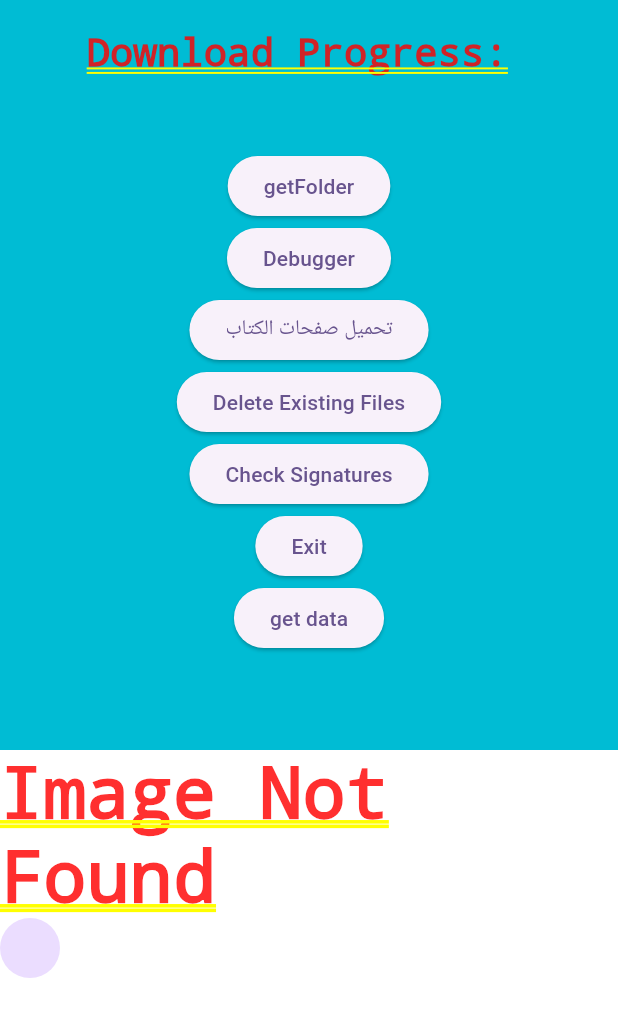
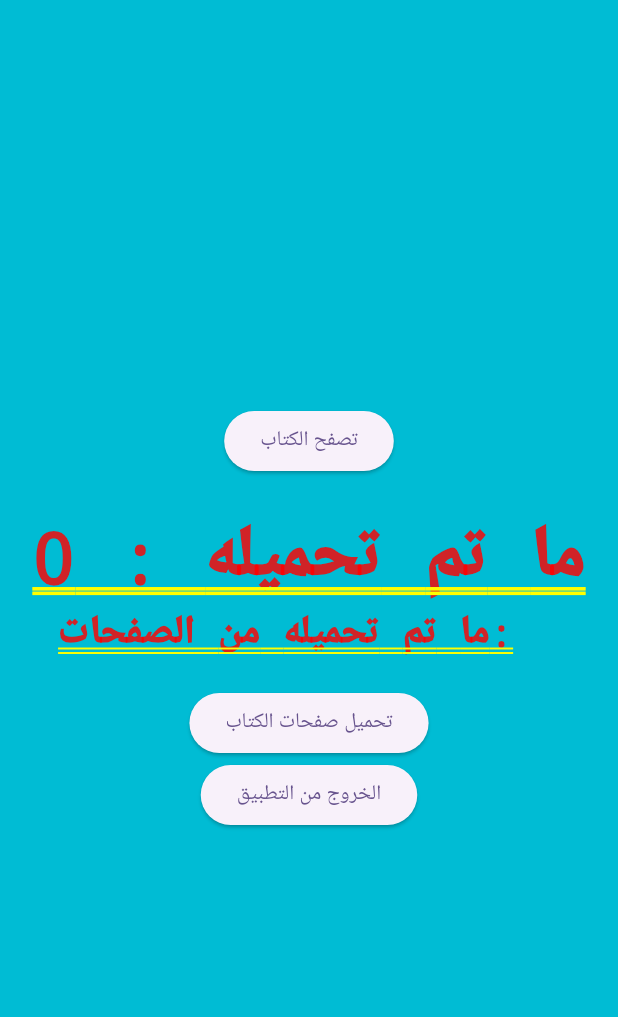
Before and after one commit to mhussin2008/dorra_google_drive, a Flutter app: the screen it shows after launch, on a phone screen of 412 x 824 dp. Shown: the top 1017 px of the screen. Run offline on Flutter 3.47's test engine with Material 3 defaults, Android fonts, the phone set to English and light mode, and no system bars; our stand-ins replace dio, google_sign_in, shared_preferences; missing offline and left inert: googleapis.

Commit message:
21-4-2025 from home working ok

```diff
--- a/lib/filesData.dart
+++ b/lib/filesData.dart
@@ -16,7 +16,7 @@ class Data {
   //   "https://drive.google.com/file/d/1Fa0EIjwIUBW1vhV6GIlCaKlYY0rvjZcA/view?usp=drive_link",
   //   "https://drive.google.com/file/d/1EetE4LHeVap4BYV17Nv4-i3Q3nuLk2rT/view?usp=drive_link"
   // ];
-
+  static int bookDownloadedPages=0;
   static List<Uint8List> fileData = List.filled(
     links.links_List.length,
     Uint8List(0),
@@ -87,9 +87,9 @@ class Data {
       fileExists[i] = file.existsSync();
     }
 
-    int storedFilesCount = fileExists.where((test) => test).length;
+    bookDownloadedPages = fileExists.where((test) => test).length;
 
-    print('$storedFilesCount out of ${links.links_List.length} files stored');
+    print('$bookDownloadedPages out of ${links.links_List.length} files stored');
 
     List<bool> checklist = List<bool>.filled(links.links_List.length, true);
     if (listEquals(
@@ -98,8 +98,9 @@ class Data {
         ) ==
         true) {
       downloadDone = true;
-      print('downloadDone=$downloadDone');
+
     }
+    print('downloadDone=$downloadDone');
   }
 
   static Future<void> deleteExistingFiles() async {
--- a/lib/mainScreenWidget.dart
+++ b/lib/mainScreenWidget.dart
@@ -37,31 +37,37 @@ class _mainScreenState extends State<mainScreen> {
     print('main Screen Rebuild counter ${Data.mainCounter++}');
     return SafeArea(
       child: SingleChildScrollView(
+        child:
+          Container(
+            height: MediaQuery.of(context).size.height,
+           color: Colors.cyan,
             child: Column(
-          mainAxisAlignment: MainAxisAlignment.start,
-          crossAxisAlignment: CrossAxisAlignment.start,
+              mainAxisAlignment: MainAxisAlignment.center,
+              crossAxisAlignment: CrossAxisAlignment.center,
               mainAxisSize: MainAxisSize.max,
+
         children: [
-            Container(
-              color: Colors.cyan,
-              width: double.infinity,
-              height: 500,
-              child: Column(
-                children: [
+          ElevatedButton(onPressed: (){},
+              child:
+              Text('تصفح الكتاب')
+          )
+          ,
+
           const SizedBox(height: 20),
+              Text('ما تم تحميله : ${Data.bookDownloadedPages}'),
               const ProgressWidget(),
               const SizedBox(height: 20),
-                  ElevatedButton(
-                      onPressed: () async {
-                        //await downloadFolder();
-                       // setState(() {});
-                      }, child: Text('getFolder'),),
-                  ElevatedButton(
-                      onPressed: () {
-                        print(Data.fileExists);
-                        print(Data.picturePath);
-                      },
-                      child: const Text('Debugger')),
+              // ElevatedButton(
+              //     onPressed: () async {
+              //       //await downloadFolder();
+              //      // setState(() {});
+              //     }, child: Text('getFolder'),),
+              // ElevatedButton(
+              //     onPressed: () {
+              //       print(Data.fileExists);
+              //       print(Data.picturePath);
+              //     },
+              //     child: const Text('Debugger')),
               ElevatedButton(
                 onPressed: () async {
                   await Data.downloadFiles();
@@ -72,50 +78,39 @@ class _mainScreenState extends State<mainScreen> {
                 },
                 child: const Text('تحميل صفحات الكتاب'),
               ),
-                  ElevatedButton(
-                      onPressed: () async {
-                        await Data.deleteExistingFiles();
-                        await Data.checkStoredPictures();
-
-                        setState(() {});
-                      },
-                      child: const Text('Delete Existing Files')),
-                  ElevatedButton(
-                      onPressed: () async {
-                        await Data.getSignatures();
-                        await Data.checkSignatures();
-                      },
-                      child: const Text('Check Signatures')),
+              // ElevatedButton(
+              //     onPressed: () async {
+              //       await Data.deleteExistingFiles();
+              //       await Data.checkStoredPictures();
+              //
+              //       setState(() {});
+              //     },
+              //     child: const Text('Delete Existing Files')),
+              // ElevatedButton(
+              //     onPressed: () async {
+              //       await Data.getSignatures();
+              //       await Data.checkSignatures();
+              //     },
+              //     child: const Text('Check Signatures')),
               ElevatedButton(
                 onPressed: () async {
                   await SystemNavigator.pop();
                   exit(0);
                 },
-                    child: const Text('Exit'),
+                child: const Text('الخروج من التطبيق'),
               ),
-                  ElevatedButton(
-                      onPressed: () async {
-                        Data.fileData[0] =
-                            await Data.readFileBytesU(Data.picturePath[0]);
-
-                        print(Data.fileData[0].length);
-                        setState(() {});
-                      },
-                      child: Text('get data'))
+              // Data.fileData[0].isNotEmpty
+              //     ? Image.memory(Data.fileData[0])
+              //     : const Text('Image Not Found'),
+              // ...{
+              //   for (int i = 0; i < Data.fileExists.length; i++)
+              //     (Data.fileExists[i])
+              //         //(File(data.picturePath[i]).existsSync())
+              //         ? Image.file(width: 100, File(Data.picturePath[i]))
+              //         : const CircleAvatar()
+              // },
             ],
           ),
-            ),
-            Data.fileData[0].isNotEmpty
-                ? Image.memory(Data.fileData[0])
-                : const Text('Image Not Found'),
-            ...{
-              for (int i = 0; i < Data.fileExists.length; i++)
-                (Data.fileExists[i])
-                    //(File(data.picturePath[i]).existsSync())
-                    ? Image.file(width: 100, File(Data.picturePath[i]))
-                    : const CircleAvatar()
-            },
-          ],
         ),
       ),
     );
--- a/lib/progressWidget.dart
+++ b/lib/progressWidget.dart
@@ -6,11 +6,12 @@ class ProgressWidget extends StatelessWidget {
 
   @override
   Widget build(BuildContext context) {
+    String downloaded="ما تم تحميله من الصفحات:";
     return ValueListenableBuilder<String>(
         valueListenable: Data.newProgress,
         builder: (BuildContext context, String value, child) {
           return Text(
-            'Download Progress: \n ${Data.newProgress.value}',
+            '$downloaded  ${Data.newProgress.value}',
             style: const TextStyle(fontSize: 26),
           );
         });
```
Also changed, not shown: pubspec.lock. Lines whose indentation alone changed are shown as unchanged.
